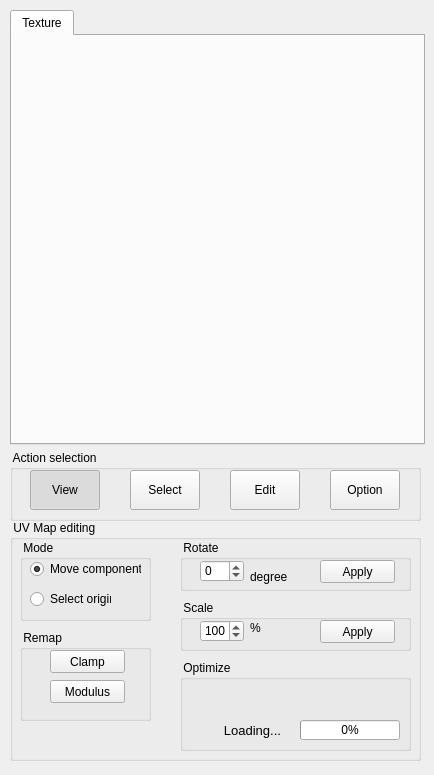
Above: src/fgt/edit_texture/textureeditor.ui from cnr-isti-vclab/meshlab before the change. Below: the same form after it.
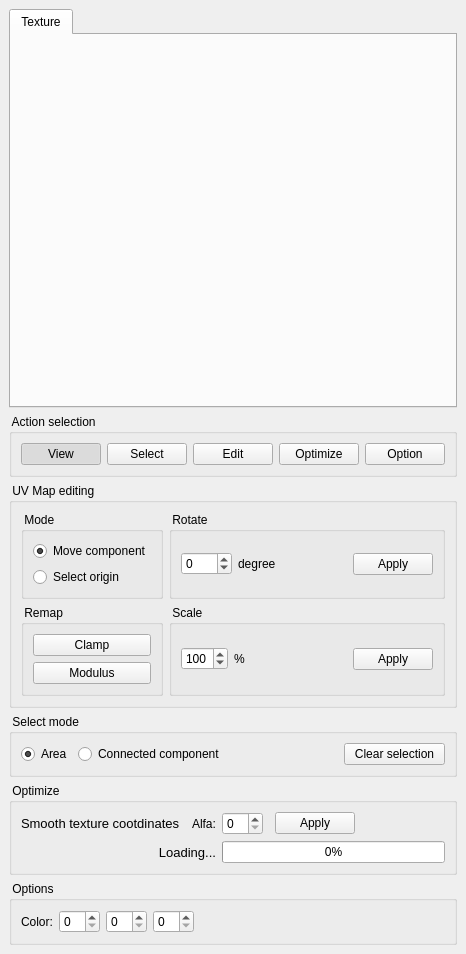
That is the form after the change.

Commit message: Added the selection feature,improved the other function and implemented  a test of sizeble interface

```diff
--- a/src/fgt/edit_texture/textureeditor.ui
+++ b/src/fgt/edit_texture/textureeditor.ui
@@ -5,28 +5,22 @@
    <rect>
     <x>0</x>
     <y>0</y>
-    <width>434</width>
-    <height>775</height>
+    <width>453</width>
+    <height>954</height>
    </rect>
   </property>
-  <property name="minimumSize" >
-   <size>
-    <width>331</width>
-    <height>668</height>
-   </size>
-  </property>
   <property name="windowTitle" >
    <string>TextureEditor</string>
   </property>
+  <layout class="QVBoxLayout" >
+   <property name="margin" >
+    <number>9</number>
+   </property>
+   <property name="spacing" >
+    <number>6</number>
+   </property>
+   <item>
   <widget class="QTabWidget" name="tabWidget" >
-   <property name="geometry" >
-    <rect>
-     <x>10</x>
-     <y>10</y>
-     <width>415</width>
-     <height>435</height>
-    </rect>
-   </property>
    <property name="currentIndex" >
     <number>0</number>
    </property>
@@ -36,27 +30,21 @@
     </attribute>
    </widget>
   </widget>
-  <widget class="QGroupBox" name="groupBox_3" >
-   <property name="geometry" >
-    <rect>
-     <x>10</x>
-     <y>450</y>
-     <width>411</width>
-     <height>71</height>
-    </rect>
-   </property>
+   </item>
+   <item>
+    <widget class="QGroupBox" name="groupBoxAction" >
    <property name="title" >
     <string> Action selection </string>
    </property>
+     <layout class="QHBoxLayout" >
+      <property name="margin" >
+       <number>9</number>
+      </property>
+      <property name="spacing" >
+       <number>6</number>
+      </property>
+      <item>
    <widget class="QPushButton" name="moveButton" >
-    <property name="geometry" >
-     <rect>
-      <x>20</x>
-      <y>20</y>
-      <width>70</width>
-      <height>40</height>
-     </rect>
-    </property>
     <property name="text" >
      <string>View</string>
     </property>
@@ -67,15 +55,9 @@
      <bool>true</bool>
     </property>
    </widget>
+      </item>
+      <item>
    <widget class="QPushButton" name="selectButton" >
-    <property name="geometry" >
-     <rect>
-      <x>120</x>
-      <y>20</y>
-      <width>70</width>
-      <height>40</height>
-     </rect>
-    </property>
     <property name="text" >
      <string>Select</string>
     </property>
@@ -83,15 +65,9 @@
      <bool>true</bool>
     </property>
    </widget>
+      </item>
+      <item>
    <widget class="QPushButton" name="editButton" >
-    <property name="geometry" >
-     <rect>
-      <x>220</x>
-      <y>20</y>
-      <width>70</width>
-      <height>40</height>
-     </rect>
-    </property>
     <property name="text" >
      <string>Edit</string>
     </property>
@@ -99,15 +75,19 @@
      <bool>true</bool>
     </property>
    </widget>
+      </item>
+      <item>
+       <widget class="QPushButton" name="optimizeButton" >
+        <property name="text" >
+         <string>Optimize</string>
+        </property>
+        <property name="checkable" >
+         <bool>true</bool>
+        </property>
+       </widget>
+      </item>
+      <item>
    <widget class="QPushButton" name="optionButton" >
-    <property name="geometry" >
-     <rect>
-      <x>320</x>
-      <y>20</y>
-      <width>70</width>
-      <height>40</height>
-     </rect>
-    </property>
     <property name="text" >
      <string>Option</string>
     </property>
@@ -115,121 +95,149 @@
      <bool>true</bool>
     </property>
    </widget>
-  </widget>
-  <widget class="QGroupBox" name="groupBox_2" >
-   <property name="geometry" >
-    <rect>
-     <x>10</x>
-     <y>520</y>
-     <width>411</width>
-     <height>241</height>
-    </rect>
-   </property>
+      </item>
+     </layout>
+    </widget>
+   </item>
+   <item>
+    <widget class="QGroupBox" name="groupBoxUVMapEdit" >
    <property name="title" >
     <string> UV Map editing </string>
    </property>
-   <widget class="QGroupBox" name="groupBox" >
-    <property name="geometry" >
-     <rect>
-      <x>10</x>
-      <y>20</y>
-      <width>131</width>
-      <height>81</height>
-     </rect>
-    </property>
-    <property name="title" >
-     <string> Mode </string>
-    </property>
-    <widget class="QRadioButton" name="radioButtonMove" >
-     <property name="geometry" >
-      <rect>
-       <x>10</x>
-       <y>20</y>
-       <width>111</width>
-       <height>18</height>
-      </rect>
-     </property>
-     <property name="text" >
-      <string>Move component</string>
-     </property>
-     <property name="checked" >
-      <bool>true</bool>
-     </property>
-    </widget>
-    <widget class="QRadioButton" name="radioButtonSelect" >
-     <property name="geometry" >
-      <rect>
-       <x>10</x>
-       <y>50</y>
-       <width>81</width>
-       <height>18</height>
-      </rect>
-     </property>
-     <property name="text" >
-      <string>Select origin</string>
-     </property>
-    </widget>
-   </widget>
+     <layout class="QGridLayout" >
+      <property name="margin" >
+       <number>9</number>
+      </property>
+      <property name="spacing" >
+       <number>6</number>
+      </property>
+      <item row="1" column="0" >
    <widget class="QGroupBox" name="groupBox_4" >
-    <property name="geometry" >
-     <rect>
-      <x>10</x>
-      <y>110</y>
-      <width>131</width>
-      <height>91</height>
-     </rect>
-    </property>
     <property name="title" >
      <string> Remap </string>
     </property>
+        <layout class="QVBoxLayout" >
+         <property name="margin" >
+          <number>9</number>
+         </property>
+         <property name="spacing" >
+          <number>6</number>
+         </property>
+         <item>
     <widget class="QPushButton" name="clampButton" >
-     <property name="geometry" >
-      <rect>
-       <x>30</x>
-       <y>20</y>
-       <width>75</width>
-       <height>23</height>
-      </rect>
-     </property>
      <property name="text" >
       <string>Clamp</string>
      </property>
     </widget>
+         </item>
+         <item>
     <widget class="QPushButton" name="modulusButton" >
-     <property name="geometry" >
-      <rect>
-       <x>30</x>
-       <y>50</y>
-       <width>75</width>
-       <height>23</height>
-      </rect>
-     </property>
      <property name="text" >
       <string>Modulus</string>
      </property>
     </widget>
-   </widget>
+         </item>
+        </layout>
+       </widget>
+      </item>
+      <item row="0" column="2" >
+       <widget class="QGroupBox" name="groupBox_5" >
+        <property name="title" >
+         <string> Rotate </string>
+        </property>
+        <layout class="QHBoxLayout" >
+         <property name="margin" >
+          <number>9</number>
+         </property>
+         <property name="spacing" >
+          <number>6</number>
+         </property>
+         <item>
+          <widget class="QSpinBox" name="spinBoxAngle" >
+           <property name="maximum" >
+            <number>360</number>
+           </property>
+           <property name="minimum" >
+            <number>-360</number>
+           </property>
+          </widget>
+         </item>
+         <item>
+          <widget class="QLabel" name="label_2" >
+           <property name="text" >
+            <string>degree</string>
+           </property>
+          </widget>
+         </item>
+         <item>
+          <spacer>
+           <property name="orientation" >
+            <enum>Qt::Horizontal</enum>
+           </property>
+           <property name="sizeHint" >
+            <size>
+             <width>40</width>
+             <height>20</height>
+            </size>
+           </property>
+          </spacer>
+         </item>
+         <item>
+          <widget class="QPushButton" name="rotateButton" >
+           <property name="text" >
+            <string>Apply</string>
+           </property>
+          </widget>
+         </item>
+        </layout>
+       </widget>
+      </item>
+      <item row="0" column="0" >
+       <widget class="QGroupBox" name="groupBox" >
+        <property name="title" >
+         <string> Mode </string>
+        </property>
+        <layout class="QVBoxLayout" >
+         <property name="margin" >
+          <number>9</number>
+         </property>
+         <property name="spacing" >
+          <number>6</number>
+         </property>
+         <item>
+          <widget class="QRadioButton" name="radioButtonMove" >
+           <property name="text" >
+            <string>Move component</string>
+           </property>
+           <property name="checked" >
+            <bool>true</bool>
+           </property>
+          </widget>
+         </item>
+         <item>
+          <widget class="QRadioButton" name="radioButtonSelect" >
+           <property name="text" >
+            <string>Select origin</string>
+           </property>
+          </widget>
+         </item>
+        </layout>
+       </widget>
+      </item>
+      <item row="1" column="2" >
    <widget class="QGroupBox" name="groupBox_6" >
-    <property name="geometry" >
-     <rect>
-      <x>170</x>
-      <y>80</y>
-      <width>231</width>
-      <height>51</height>
-     </rect>
-    </property>
     <property name="title" >
      <string> Scale </string>
     </property>
+        <layout class="QHBoxLayout" >
+         <property name="margin" >
+          <number>9</number>
+         </property>
+         <property name="spacing" >
+          <number>6</number>
+         </property>
+         <item>
     <widget class="QSpinBox" name="spinBoxScale" >
-     <property name="geometry" >
-      <rect>
-       <x>20</x>
-       <y>20</y>
-       <width>44</width>
-       <height>22</height>
-      </rect>
-     </property>
      <property name="maximum" >
       <number>300</number>
      </property>
@@ -243,54 +251,148 @@
       <number>100</number>
      </property>
     </widget>
+         </item>
+         <item>
     <widget class="QLabel" name="label" >
-     <property name="geometry" >
-      <rect>
-       <x>70</x>
-       <y>20</y>
-       <width>16</width>
-       <height>16</height>
-      </rect>
-     </property>
      <property name="text" >
       <string>%</string>
      </property>
     </widget>
+         </item>
+         <item>
+          <spacer>
+           <property name="orientation" >
+            <enum>Qt::Horizontal</enum>
+           </property>
+           <property name="sizeHint" >
+            <size>
+             <width>40</width>
+             <height>20</height>
+            </size>
+           </property>
+          </spacer>
+         </item>
+         <item>
     <widget class="QPushButton" name="scaleButton" >
-     <property name="geometry" >
-      <rect>
-       <x>140</x>
-       <y>20</y>
-       <width>75</width>
-       <height>23</height>
-      </rect>
-     </property>
      <property name="text" >
       <string>Apply</string>
      </property>
     </widget>
-   </widget>
-   <widget class="QGroupBox" name="groupBox_7" >
-    <property name="geometry" >
-     <rect>
-      <x>170</x>
-      <y>140</y>
-      <width>231</width>
-      <height>91</height>
-     </rect>
-    </property>
+         </item>
+        </layout>
+       </widget>
+      </item>
+     </layout>
+    </widget>
+   </item>
+   <item>
+    <widget class="QGroupBox" name="groupBoxSelect" >
+     <property name="title" >
+      <string> Select mode  </string>
+     </property>
+     <layout class="QHBoxLayout" >
+      <property name="margin" >
+       <number>9</number>
+      </property>
+      <property name="spacing" >
+       <number>6</number>
+      </property>
+      <item>
+       <widget class="QRadioButton" name="radioButtonArea" >
+        <property name="text" >
+         <string>Area</string>
+        </property>
+        <property name="checked" >
+         <bool>true</bool>
+        </property>
+       </widget>
+      </item>
+      <item>
+       <widget class="QRadioButton" name="radioButtonConnected" >
+        <property name="text" >
+         <string>Connected component</string>
+        </property>
+       </widget>
+      </item>
+      <item>
+       <spacer>
+        <property name="orientation" >
+         <enum>Qt::Horizontal</enum>
+        </property>
+        <property name="sizeHint" >
+         <size>
+          <width>40</width>
+          <height>20</height>
+         </size>
+        </property>
+       </spacer>
+      </item>
+      <item>
+       <widget class="QPushButton" name="buttonClear" >
+        <property name="text" >
+         <string>  Clear selection  </string>
+        </property>
+       </widget>
+      </item>
+     </layout>
+    </widget>
+   </item>
+   <item>
+    <widget class="QGroupBox" name="groupBoxOptimize" >
     <property name="title" >
      <string> Optimize </string>
     </property>
+     <layout class="QGridLayout" >
+      <property name="margin" >
+       <number>9</number>
+      </property>
+      <property name="spacing" >
+       <number>6</number>
+      </property>
+      <item row="0" column="6" >
+       <widget class="QPushButton" name="smoothButton" >
+        <property name="text" >
+         <string>Apply</string>
+        </property>
+       </widget>
+      </item>
+      <item row="0" column="4" >
+       <widget class="QSpinBox" name="spinBoxAlfa" />
+      </item>
+      <item row="0" column="3" >
+       <widget class="QLabel" name="label_5" >
+        <property name="text" >
+         <string>Alfa:</string>
+        </property>
+       </widget>
+      </item>
+      <item row="0" column="0" colspan="2" >
+       <widget class="QLabel" name="label_4" >
+        <property name="font" >
+         <font>
+          <pointsize>10</pointsize>
+         </font>
+        </property>
+        <property name="text" >
+         <string>Smooth texture cootdinates</string>
+        </property>
+       </widget>
+      </item>
+      <item row="0" column="7" >
+       <spacer>
+        <property name="orientation" >
+         <enum>Qt::Horizontal</enum>
+        </property>
+        <property name="sizeHint" >
+         <size>
+          <width>40</width>
+          <height>20</height>
+         </size>
+        </property>
+       </spacer>
+      </item>
+      <item row="1" column="4" colspan="4" >
     <widget class="QProgressBar" name="progressBar" >
-     <property name="geometry" >
-      <rect>
-       <x>120</x>
-       <y>60</y>
-       <width>100</width>
-       <height>20</height>
-      </rect>
-     </property>
      <property name="maximum" >
       <number>100</number>
      </property>
@@ -301,15 +403,9 @@
       <enum>Qt::Horizontal</enum>
      </property>
     </widget>
+      </item>
+      <item row="1" column="1" colspan="3" >
     <widget class="QLabel" name="StatusLabel" >
-     <property name="geometry" >
-      <rect>
-       <x>30</x>
-       <y>60</y>
-       <width>71</width>
-       <height>21</height>
-      </rect>
-     </property>
      <property name="font" >
       <font>
        <family>MS Shell Dlg 2</family>
@@ -327,64 +423,59 @@
      <property name="alignment" >
       <set>Qt::AlignRight|Qt::AlignTrailing|Qt::AlignVCenter</set>
      </property>
-    </widget>
-   </widget>
-   <widget class="QGroupBox" name="groupBox_5" >
-    <property name="geometry" >
-     <rect>
-      <x>170</x>
-      <y>20</y>
-      <width>231</width>
-      <height>51</height>
-     </rect>
-    </property>
+        <property name="buddy" >
+         <cstring></cstring>
+        </property>
+       </widget>
+      </item>
+     </layout>
+    </widget>
+   </item>
+   <item>
+    <widget class="QGroupBox" name="groupBoxOption" >
     <property name="title" >
-     <string> Rotate </string>
-    </property>
-    <widget class="QSpinBox" name="spinBoxAngle" >
-     <property name="geometry" >
-      <rect>
-       <x>20</x>
-       <y>20</y>
-       <width>44</width>
-       <height>22</height>
-      </rect>
-     </property>
-     <property name="maximum" >
-      <number>360</number>
-     </property>
-     <property name="minimum" >
-      <number>-360</number>
-     </property>
-    </widget>
-    <widget class="QLabel" name="label_2" >
-     <property name="geometry" >
-      <rect>
-       <x>70</x>
-       <y>30</y>
-       <width>46</width>
-       <height>14</height>
-      </rect>
-     </property>
+      <string> Options </string>
+     </property>
+     <layout class="QGridLayout" >
+      <property name="margin" >
+       <number>9</number>
+      </property>
+      <property name="spacing" >
+       <number>6</number>
+      </property>
+      <item row="0" column="2" >
+       <widget class="QSpinBox" name="spinBox_2" />
+      </item>
+      <item row="0" column="0" >
+       <widget class="QLabel" name="label_3" >
      <property name="text" >
-      <string>degree</string>
-     </property>
-    </widget>
-    <widget class="QPushButton" name="rotateButton" >
-     <property name="geometry" >
-      <rect>
-       <x>140</x>
-       <y>20</y>
-       <width>75</width>
-       <height>23</height>
-      </rect>
-     </property>
-     <property name="text" >
-      <string>Apply</string>
-     </property>
+         <string>Color:</string>
+        </property>
+       </widget>
+      </item>
+      <item row="0" column="3" >
+       <widget class="QSpinBox" name="spinBox_3" />
+      </item>
+      <item row="0" column="1" >
+       <widget class="QSpinBox" name="spinBox" />
+      </item>
+      <item row="0" column="4" >
+       <spacer>
+        <property name="orientation" >
+         <enum>Qt::Horizontal</enum>
+        </property>
+        <property name="sizeHint" >
+         <size>
+          <width>40</width>
+          <height>20</height>
+         </size>
+        </property>
+       </spacer>
+      </item>
+     </layout>
     </widget>
-   </widget>
-  </widget>
+   </item>
+  </layout>
  </widget>
  <layoutdefault spacing="6" margin="11" />
  <resources/>
```
Lines whose indentation alone changed are shown as unchanged. The commit also changes 7 other files.
